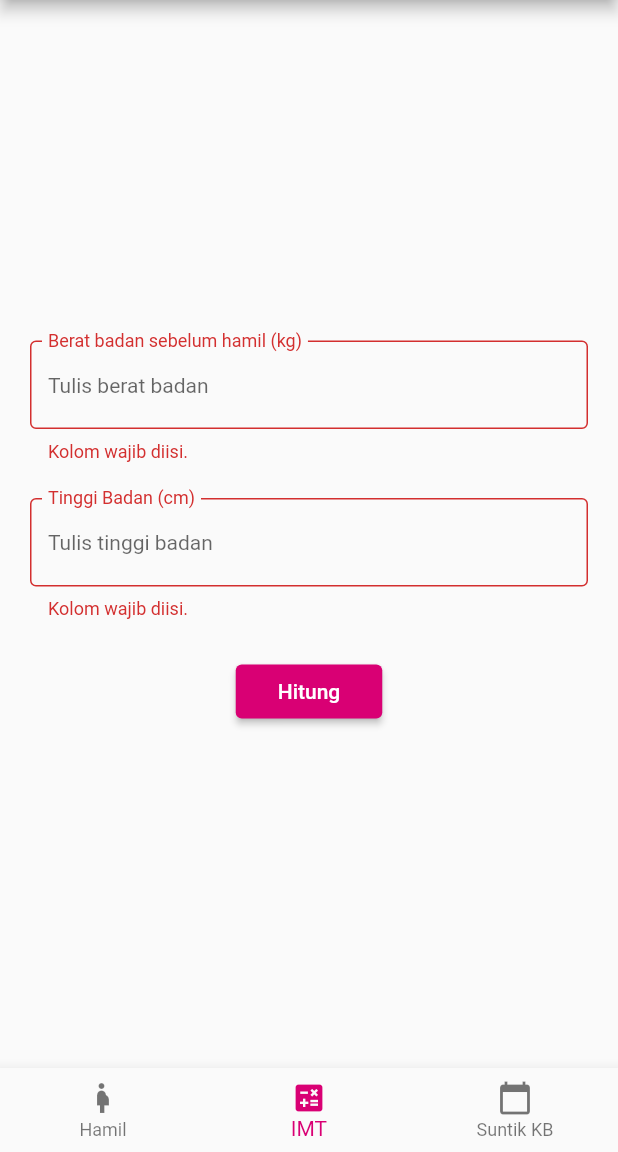
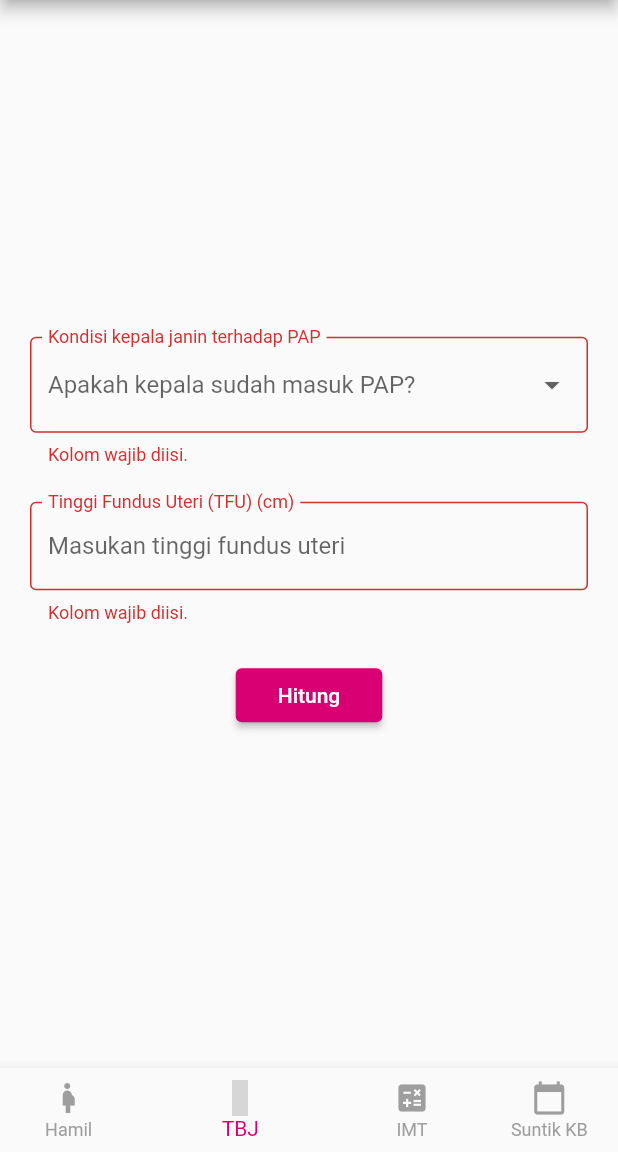
Before and after one commit to muhashil/RuangBidanApp, a Flutter app: the screen it shows after launch, item 2 of the bottom bar chosen, after a tap on "Hitung", on a phone screen of 412 x 824 dp, the part 84-1236 px from its top. Run offline on Flutter 3.47's test engine with Material 2 defaults, Android fonts, the light colour scheme and no system bars; our stand-ins replace material_design_icons_flutter; grey boxes are pictures that could not be loaded.

Commit message:
Tambah fitur TBJ dan update fitur suntik KB

```diff
--- a/lib/main.dart
+++ b/lib/main.dart
@@ -7,7 +7,7 @@ void main() {
 
 class MyApp extends StatelessWidget {
 
-  Map<int, Color> color = {
+  final Map<int, Color> color = {
     50:Color.fromRGBO(217,0,116, .1),
     100:Color.fromRGBO(217,0,116, .2),
     200:Color.fromRGBO(217,0,116, .3),
@@ -26,6 +26,7 @@ class MyApp extends StatelessWidget {
       title: 'Aplikasi Ruang Bidan',
       theme: ThemeData(
         primarySwatch: MaterialColor(0xFFD90074, color),
+        primaryColor: MaterialColor(0xFFD90074, color),
       ),
       home: Nav(),
     );
--- a/lib/nav.dart
+++ b/lib/nav.dart
@@ -2,7 +2,8 @@ import 'package:flutter/material.dart';
 import 'package:ruang_bidan/views/hamil/form.dart';
 import 'package:ruang_bidan/views/kb/form.dart';
 import 'package:ruang_bidan/views/imt/form.dart';
-
+import 'package:ruang_bidan/views/tbj/form.dart';
+import 'package:material_design_icons_flutter/material_design_icons_flutter.dart';
 
 
 class Nav extends StatefulWidget {
@@ -13,16 +14,38 @@ class Nav extends StatefulWidget {
 class _NavState extends State<Nav> {
   int _selectedIndex = 0;
 
-  List <Widget> _widgetOptions = [
+  List<Widget> _widgetOptions = [
     HamilView(),
+    TBJView(),
     ImtView(),
     KbView(),
   ];
 
-  List <BottomNavigationBarItem> _navBarItems = [
-    BottomNavigationBarItem(icon: Icon(Icons.pregnant_woman), label: 'Hamil',),
-    BottomNavigationBarItem(icon: Icon(Icons.calculate), label: 'IMT', tooltip: 'Indeks Massa Tubuh'),
-    BottomNavigationBarItem(icon: Icon(Icons.calendar_today), label: 'Suntik KB', tooltip: 'Suntik KB 3 Bulan'),
+  List<BottomNavigationBarItem> _navBarItems = [
+    BottomNavigationBarItem(
+        icon: Icon(
+          Icons.pregnant_woman,
+        ),
+        label: 'Hamil',
+        tooltip: 'Hari Perkiraan Lahir'),
+    BottomNavigationBarItem(
+        icon: Icon(
+          MdiIcons.weightGram,
+        ),
+        label: 'TBJ',
+        tooltip: 'Taksiran Berat Janin'),
+    BottomNavigationBarItem(
+        icon: Icon(
+          Icons.calculate,
+        ),
+        label: 'IMT',
+        tooltip: 'Indeks Massa Tubuh'),
+    BottomNavigationBarItem(
+        icon: Icon(
+          Icons.calendar_today,
+        ),
+        label: 'Suntik KB',
+        tooltip: 'Suntik KB'),
   ];
 
   void _onTapNavItem(int index) {
@@ -44,6 +67,9 @@ class _NavState extends State<Nav> {
         items: _navBarItems,
         currentIndex: _selectedIndex,
         onTap: _onTapNavItem,
+        unselectedItemColor: Colors.grey,
+        selectedItemColor: Theme.of(context).primaryColor,
+        showUnselectedLabels: true,
       ),
     );
   }
--- a/lib/views/hamil/form.dart
+++ b/lib/views/hamil/form.dart
@@ -41,7 +41,7 @@ class _HamilViewState extends State<HamilView> {
               setState(() => {selectLastHaidDate(context)})
             },
             decoration: InputDecoration(
-              labelText: 'Tanggal pertama haid terakhir',
+              labelText: 'Hari Pertama Haid Terakhir (HPHT)',
               labelStyle: TextStyle(fontSize: 18.0),
               hintText: formatter.format(_selectedDate),
               border: OutlineInputBorder(
--- a/lib/views/hamil/result.dart
+++ b/lib/views/hamil/result.dart
@@ -251,7 +251,7 @@ class HamilResultView extends StatelessWidget {
               enableInteractiveSelection: false,
               decoration: InputDecoration(
                 enabled: true,
-                labelText: 'Tanggal pertama haid terakhir',
+                labelText: 'Hari Pertama Haid Terakhir (HPHT)',
                 labelStyle: TextStyle(fontSize: 18.0),
                 hintText: formatter.format(lastHaidDate),
                 // hintStyle: TextStyle(fontSize: 12.0),
--- /dev/null
+++ b/lib/views/tbj/form.dart
@@ -0,0 +1,122 @@
+import 'package:flutter/cupertino.dart';
+import 'package:flutter/material.dart';
+import 'package:ruang_bidan/views/tbj/result.dart';
+
+class TBJView extends StatefulWidget {
+  @override
+  _TBJViewState createState() => _TBJViewState();
+}
+
+class _TBJViewState extends State<TBJView> {
+  List<Map> _isAlreadyPap = [
+    {'value': 'yes', 'label': 'Sudah masuk PAP'},
+    {'value': 'no', 'label': 'Belum masuk PAP'},
+  ];
+
+  Map _selectedPap;
+  double _tfu;
+
+  final _formKey = GlobalKey<FormState>();
+
+  @override
+  Widget build(BuildContext context) {
+    return Container(
+      padding: EdgeInsets.all(20),
+      child: Form(
+        key: _formKey,
+        child: Column(
+          crossAxisAlignment: CrossAxisAlignment.center,
+          mainAxisAlignment: MainAxisAlignment.center,
+          children: [
+            DropdownButtonFormField(
+              hint: _selectedPap == null
+                  ? Text('Apakah kepala sudah masuk PAP?')
+                  : Text(_selectedPap['label']),
+              items: _isAlreadyPap.map((value) {
+                return DropdownMenuItem(
+                  child: Text(
+                    value['label'],
+                  ),
+                  value: value,
+                );
+              }).toList(),
+              decoration: InputDecoration(
+                labelText: 'Kondisi kepala janin terhadap PAP',
+                labelStyle: TextStyle(fontSize: 16.0),
+                border: OutlineInputBorder(
+                  borderSide:
+                      BorderSide(color: Colors.blue.shade200, width: 2.0),
+                ),
+                floatingLabelBehavior: FloatingLabelBehavior.always,
+              ),
+              onChanged: (value) {
+                setState(() {
+                  _selectedPap = value;
+                });
+              },
+              validator: (value) {
+                if (value == null || value.isEmpty) {
+                  return 'Kolom wajib diisi.';
+                }
+                return null;
+              },
+            ),
+            SizedBox(
+              height: 24,
+            ),
+            TextFormField(
+              decoration: InputDecoration(
+                labelText: 'Tinggi Fundus Uteri (TFU) (cm)',
+                labelStyle: TextStyle(fontSize: 16.0),
+                hintText: 'Masukan tinggi fundus uteri',
+                border: OutlineInputBorder(
+                  borderSide:
+                      BorderSide(color: Colors.blue.shade200, width: 2.0),
+                ),
+                floatingLabelBehavior: FloatingLabelBehavior.always,
+              ),
+              validator: (value) {
+                if (value == null || value.isEmpty) {
+                  return 'Kolom wajib diisi.';
+                }
+
+                if (double.parse(value) <= 0) {
+                  return 'TFU tidak valid.';
+                }
+                return null;
+              },
+              onSaved: (value) {
+                _tfu = double.parse(value);
+              },
+            ),
+            SizedBox(
+              height: 24,
+            ),
+            ElevatedButton(
+              onPressed: () {
+                if (!_formKey.currentState.validate()) {
+                  return;
+                }
+
+                _formKey.currentState.save();
+
+                Navigator.of(context).push(
+                  MaterialPageRoute(
+                    builder: (context) => TbjResultView(
+                      tfu: _tfu,
+                      selectedPap: _selectedPap,
+                    ),
+                  ),
+                );
+              },
+              child: Padding(
+                padding: const EdgeInsets.fromLTRB(12, 10, 12, 10),
+                child: Text('Hitung'),
+              ),
+            ),
+          ],
+        ),
+      ),
+    );
+  }
+}
--- a/pubspec.yaml
+++ b/pubspec.yaml
@@ -15,7 +15,7 @@ publish_to: 'none' # Remove this line if you wish to publish to pub.dev
 # In iOS, build-name is used as CFBundleShortVersionString while build-number used as CFBundleVersion.
 # Read more about iOS versioning at
 # https://developer.apple.com/library/archive/documentation/General/Reference/InfoPlistKeyReference/Articles/CoreFoundationKeys.html
-version: 1.0.0+1
+version: 1.1.2
 
 environment:
   sdk: ">=2.7.0 <3.0.0"
@@ -25,6 +25,7 @@ dependencies:
     sdk: flutter
   cupertino_icons: ^1.0.2
   intl: ^0.17.0
+  material_design_icons_flutter: ^4.0.5955
 
 dev_dependencies:
   flutter_test:
```
Also changed, not shown: lib/views/kb/form.dart (+32 -1 lines), lib/views/kb/result.dart (+62 -7 lines), lib/views/tbj/result.dart (added, +56 -0 lines), pubspec.lock.
